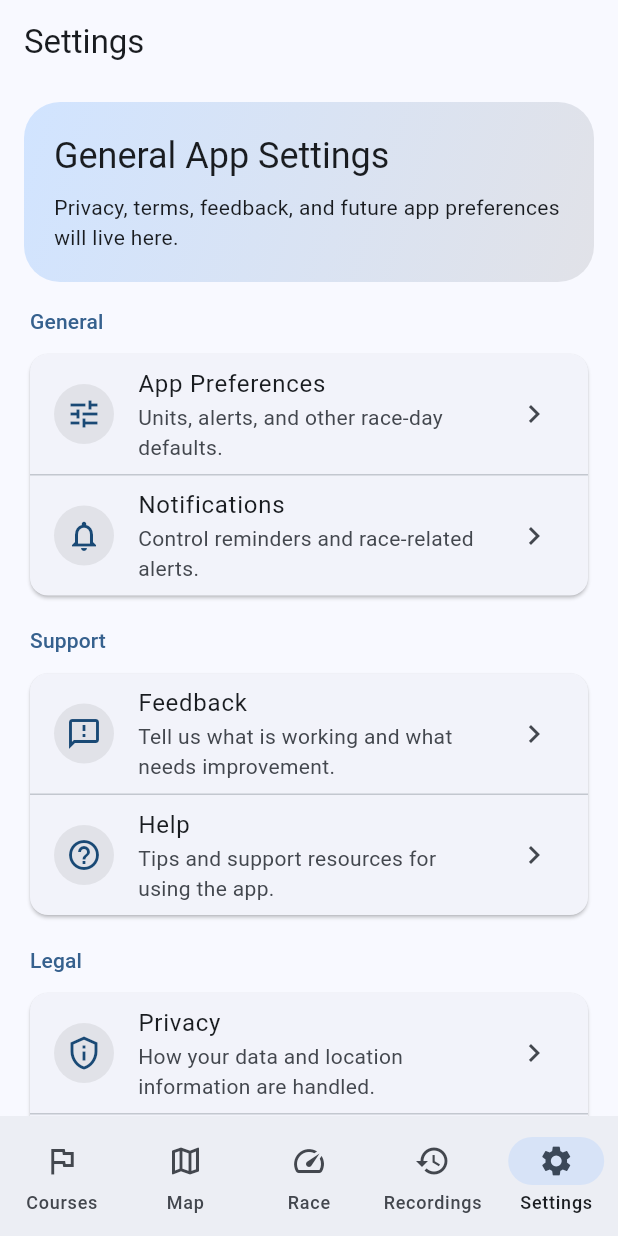
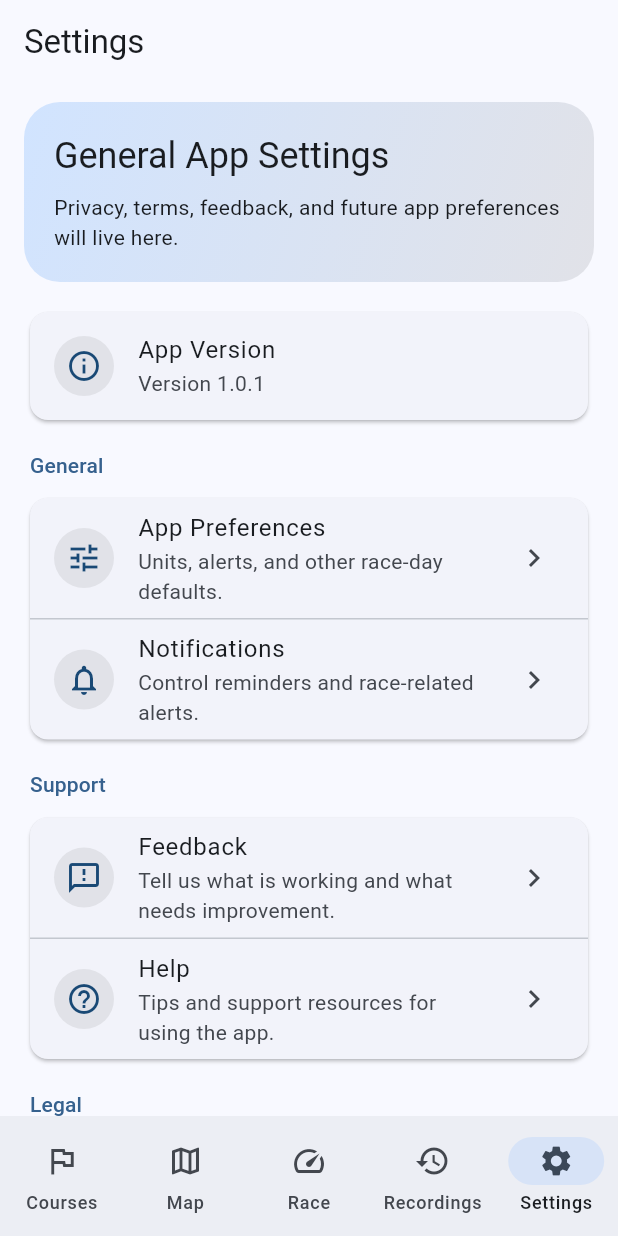
Before and after one commit to umutsoysal/SailRaceComputer, a Flutter app: the screen it shows after launch, item 5 of the bottom bar chosen, on a phone screen of 412 x 824 dp. Run offline on Flutter 3.47's test engine with Material 3 defaults, Android fonts, the phone set to English and light mode, and no system bars; our stand-ins replace firebase_analytics, firebase_core, geolocator, share_plus, shared_preferences; missing offline and left inert: file_selector; accounts and stored records are empty.

Commit message:
version update

```diff
--- a/lib/screens/settings_screen.dart
+++ b/lib/screens/settings_screen.dart
@@ -1,6 +1,8 @@
 import 'dart:async';
+import 'dart:convert';
 
 import 'package:flutter/material.dart';
+import 'package:flutter/services.dart';
 import 'package:url_launcher/url_launcher.dart';
 
 import 'legal_document_screen.dart';
@@ -43,6 +45,8 @@ class SettingsScreen extends StatelessWidget {
             message:
                 'Privacy, terms, feedback, and future app preferences will live here.',
           ),
+          const SizedBox(height: 16),
+          const _AppVersionCard(),
           const SizedBox(height: 16),
           const _SettingsSection(
             title: 'General',
@@ -215,6 +219,62 @@ class SettingsScreen extends StatelessWidget {
   }
 }
 
+class _AppVersionCard extends StatelessWidget {
+  const _AppVersionCard();
+
+  @override
+  Widget build(BuildContext context) {
+    return FutureBuilder<_AppVersionInfo>(
+      future: _AppVersionInfo.load(),
+      builder: (context, snapshot) {
+        final version = snapshot.data;
+        final subtitle = version == null
+            ? 'Could not read bundled version metadata for this build.'
+            : 'Version ${version.marketing}';
+        return Card(
+          child: ListTile(
+            leading: CircleAvatar(
+              backgroundColor:
+                  Theme.of(context).colorScheme.surfaceContainerHighest,
+              child: const Icon(Icons.info_outline),
+            ),
+            title: const Text('App Version'),
+            subtitle: Text(subtitle),
+          ),
+        );
+      },
+    );
+  }
+}
+
+class _AppVersionInfo {
+  const _AppVersionInfo({
+    required this.marketing,
+  });
+
+  final String marketing;
+
+  static Future<_AppVersionInfo> load() async {
+    final raw = await rootBundle.loadString('app_version.json');
+    final decoded = jsonDecode(raw);
+    if (decoded is! Map<String, dynamic>) {
+      throw const FormatException('app_version.json must contain a JSON object.');
+    }
+    final marketing = decoded['marketing'];
+    final androidBuild = decoded['android_build'];
+    final iosBuild = decoded['ios_build'];
+    if (marketing is! String ||
+        androidBuild is! int ||
+        iosBuild is! int ||
+        !RegExp(r'^\d+\.\d+\.\d+$').hasMatch(marketing)) {
+      throw const FormatException('app_version.json has invalid version data.');
+    }
+    return _AppVersionInfo(
+      marketing: marketing,
+    );
+  }
+}
+
 class _HeroCard extends StatelessWidget {
   const _HeroCard({
     required this.title,
--- a/pubspec.yaml
+++ b/pubspec.yaml
@@ -79,6 +79,7 @@ flutter:
   uses-material-design: true
 
   assets:
+    - app_version.json
     - assets/courses/
 
   # To add assets to your application, add an assets section, like this:
```
Also changed, not shown: 2 other files.
